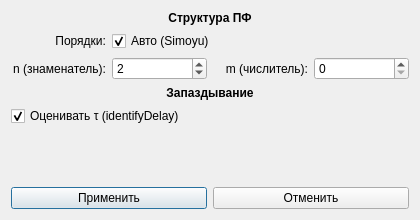
First picture: the form in ui/dialogs/id-settings-dialog.ui, repository VadmanBat/reg-valve, before the edit.
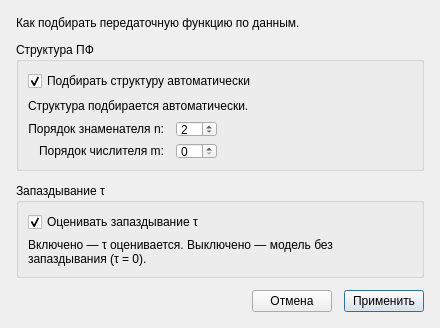
Second picture: the form after the edit.

```diff
--- a/ui/dialogs/id-settings-dialog.ui
+++ b/ui/dialogs/id-settings-dialog.ui
@@ -6,60 +6,97 @@
    <rect>
     <x>0</x>
     <y>0</y>
-    <width>420</width>
-    <height>220</height>
+    <width>440</width>
+    <height>320</height>
    </rect>
   </property>
   <property name="windowTitle">
    <string>Настройки идентификации</string>
   </property>
   <layout class="QVBoxLayout" name="verticalLayout">
+   <property name="spacing">
+    <number>12</number>
+   </property>
+   <property name="leftMargin">
+    <number>16</number>
+   </property>
+   <property name="topMargin">
+    <number>16</number>
+   </property>
+   <property name="rightMargin">
+    <number>16</number>
+   </property>
+   <property name="bottomMargin">
+    <number>16</number>
+   </property>
    <item>
     <widget class="QLabel" name="structTitle">
      <property name="text">
+      <string>Как подбирать передаточную функцию по данным.</string>
+     </property>
+     <property name="wordWrap">
+      <bool>true</bool>
+     </property>
+     <property name="styleSheet">
+      <string notr="true">color: palette(placeholder-text);</string>
+     </property>
+    </widget>
+   </item>
+   <item>
+    <widget class="QGroupBox" name="structGroup">
+     <property name="title">
       <string>Структура ПФ</string>
      </property>
-     <property name="alignment">
-      <set>Qt::AlignCenter</set>
-     </property>
-     <property name="styleSheet">
-      <string>font-weight: bold;</string>
-     </property>
-    </widget>
-   </item>
+     <layout class="QVBoxLayout" name="structLayout">
+      <property name="spacing">
+       <number>8</number>
+      </property>
    <item>
-    <layout class="QGridLayout" name="structGrid">
-     <item row="0" column="0">
-      <widget class="QLabel" name="autoLabel">
-       <property name="text">
-        <string>Порядки:</string>
-       </property>
-       <property name="alignment">
-        <set>Qt::AlignRight|Qt::AlignVCenter</set>
-       </property>
-      </widget>
-     </item>
-     <item row="0" column="1" colspan="3">
       <widget class="QCheckBox" name="autoOrderCheck">
        <property name="text">
-        <string>Авто (Simoyu)</string>
+         <string>Подбирать структуру автоматически</string>
        </property>
        <property name="checked">
         <bool>true</bool>
        </property>
-      </widget>
-     </item>
-     <item row="1" column="0">
+        <property name="toolTip">
+         <string>Вкл. — порядки числителя и знаменателя выбираются сами.
+Выкл. — задаёте n и m вручную.</string>
+        </property>
+       </widget>
+      </item>
+      <item>
+       <widget class="QLabel" name="structHint">
+        <property name="text">
+         <string>Структура подбирается автоматически.</string>
+        </property>
+        <property name="wordWrap">
+         <bool>true</bool>
+        </property>
+        <property name="styleSheet">
+         <string notr="true">color: palette(placeholder-text); font-size: 9pt;</string>
+        </property>
+       </widget>
+      </item>
+      <item>
+       <layout class="QGridLayout" name="orderGrid">
+        <property name="horizontalSpacing">
+         <number>12</number>
+        </property>
+        <property name="verticalSpacing">
+         <number>6</number>
+        </property>
+        <item row="0" column="0">
       <widget class="QLabel" name="denOrderLabel">
        <property name="text">
-        <string>n (знаменатель):</string>
+           <string>Порядок знаменателя n:</string>
        </property>
        <property name="alignment">
         <set>Qt::AlignRight|Qt::AlignVCenter</set>
        </property>
       </widget>
      </item>
-     <item row="1" column="1">
+        <item row="0" column="1">
       <widget class="QSpinBox" name="denOrderSpin">
        <property name="minimum">
         <number>1</number>
@@ -70,19 +107,22 @@
        <property name="value">
         <number>2</number>
        </property>
-      </widget>
-     </item>
-     <item row="1" column="2">
+          <property name="toolTip">
+           <string>Степень знаменателя (deg D)</string>
+          </property>
+         </widget>
+        </item>
+        <item row="1" column="0">
       <widget class="QLabel" name="numOrderLabel">
        <property name="text">
-        <string>m (числитель):</string>
+           <string>Порядок числителя m:</string>
        </property>
        <property name="alignment">
         <set>Qt::AlignRight|Qt::AlignVCenter</set>
        </property>
       </widget>
      </item>
-     <item row="1" column="3">
+        <item row="1" column="1">
       <widget class="QSpinBox" name="numOrderSpin">
        <property name="minimum">
         <number>0</number>
@@ -93,29 +133,39 @@
        <property name="value">
         <number>0</number>
        </property>
-      </widget>
-     </item>
-    </layout>
-   </item>
-   <item>
-    <widget class="QLabel" name="delayTitle">
-     <property name="text">
-      <string>Запаздывание</string>
-     </property>
-     <property name="alignment">
-      <set>Qt::AlignCenter</set>
-     </property>
-     <property name="styleSheet">
-      <string>font-weight: bold;</string>
-     </property>
+          <property name="toolTip">
+           <string>Степень числителя (deg N), m ≤ n</string>
+          </property>
+         </widget>
+        </item>
+        <item row="0" column="2">
+         <spacer name="orderHSpacer">
+          <property name="orientation">
+           <enum>Qt::Horizontal</enum>
+          </property>
+          <property name="sizeHint" stdset="0">
+           <size>
+            <width>40</width>
+            <height>20</height>
+           </size>
+          </property>
+         </spacer>
+        </item>
+       </layout>
+      </item>
+     </layout>
     </widget>
    </item>
    <item>
-    <layout class="QHBoxLayout" name="tauLayout">
+    <widget class="QGroupBox" name="delayGroup">
+     <property name="title">
+      <string>Запаздывание τ</string>
+     </property>
+     <layout class="QVBoxLayout" name="delayLayout">
      <item>
       <widget class="QCheckBox" name="estimateTauCheck">
        <property name="text">
-        <string>Оценивать τ (identifyDelay)</string>
+         <string>Оценивать запаздывание τ</string>
        </property>
        <property name="checked">
         <bool>true</bool>
@@ -126,19 +176,20 @@
       </widget>
      </item>
      <item>
-      <spacer name="tauSpacer">
-       <property name="orientation">
-        <enum>Qt::Horizontal</enum>
-       </property>
-       <property name="sizeHint" stdset="0">
-        <size>
-         <width>40</width>
-         <height>20</height>
-        </size>
-       </property>
-      </spacer>
-     </item>
-    </layout>
+       <widget class="QLabel" name="delayHint">
+        <property name="text">
+         <string>Включено — τ оценивается. Выключено — модель без запаздывания (τ = 0).</string>
+        </property>
+        <property name="wordWrap">
+         <bool>true</bool>
+        </property>
+        <property name="styleSheet">
+         <string notr="true">color: palette(placeholder-text); font-size: 9pt;</string>
+        </property>
+       </widget>
+      </item>
+     </layout>
+    </widget>
    </item>
    <item>
     <spacer name="vSpacer">
@@ -148,24 +199,40 @@
      <property name="sizeHint" stdset="0">
       <size>
        <width>20</width>
-       <height>12</height>
+       <height>8</height>
       </size>
      </property>
     </spacer>
    </item>
    <item>
     <layout class="QHBoxLayout" name="buttonLayout">
+     <item>
+      <spacer name="btnSpacer">
+       <property name="orientation">
+        <enum>Qt::Horizontal</enum>
+       </property>
+       <property name="sizeHint" stdset="0">
+        <size>
+         <width>40</width>
+         <height>20</height>
+        </size>
+       </property>
+      </spacer>
+     </item>
+     <item>
+      <widget class="QPushButton" name="cancelButton">
+       <property name="text">
+        <string>Отмена</string>
+       </property>
+      </widget>
+     </item>
      <item>
       <widget class="QPushButton" name="applyButton">
        <property name="text">
         <string>Применить</string>
        </property>
-      </widget>
-     </item>
-     <item>
-      <widget class="QPushButton" name="cancelButton">
-       <property name="text">
-        <string>Отменить</string>
+       <property name="default">
+        <bool>true</bool>
        </property>
       </widget>
      </item>
```
Left out of the diff: 5 changed lines with no effect on the pictures. Lines whose indentation alone changed are shown as unchanged.
